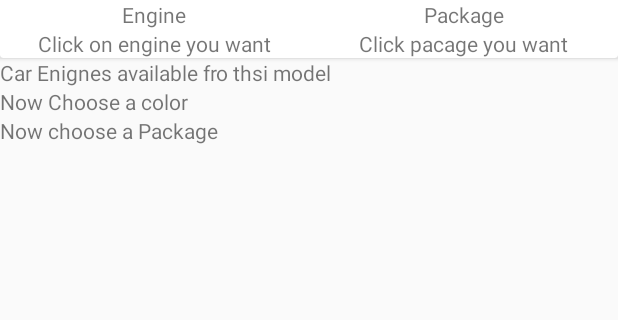
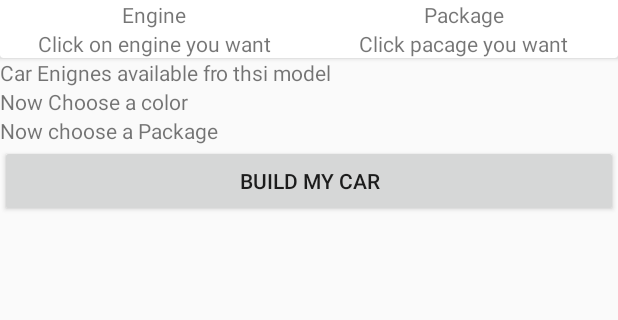
Before and after one commit to Jesusfi/Toyota, an Android app: the layout activity_car_specifics.xml on its own in the app's theme, with its tools: preview values and no code run, on a phone screen of 412 x 824 dp, the part 150-470 px from its top. Run offline under Robolectric (Android 15) with nearby library versions, the phone set to English and light mode, and no system bars.

Commit message:
car build finshed now get databae

```diff
--- a/app/src/main/java/com/example/jesusizquierdo/toyota/classes/Car.java
+++ b/app/src/main/java/com/example/jesusizquierdo/toyota/classes/Car.java
@@ -7,11 +7,11 @@ package com.example.jesusizquierdo.toyota.classes;
 public class Car {
     String model;
     String configuration ;
-    String color;
+    int color;
     String carPackage;
 
 
-    public Car(String model, String configuration, String color, String carPackage) {
+    public Car(String model, String configuration, int color, String carPackage) {
         this.model = model;
         this.configuration = configuration;
         this.color = color;
@@ -26,7 +26,7 @@ public class Car {
         return configuration;
     }
 
-    public String getColor() {
+    public int getColor() {
         return color;
     }
 
--- a/app/src/main/res/layout/activity_car_specifics.xml
+++ b/app/src/main/res/layout/activity_car_specifics.xml
@@ -91,6 +91,12 @@
         android:id="@+id/rv_for_package"
         android:layout_width="match_parent"
         android:layout_height="wrap_content"/>
+    <Button
+        android:layout_width="match_parent"
+        android:layout_height="wrap_content"
+        android:text="Build my car"
+        android:id="@+id/btn_finish_build"/>
+
 
 </LinearLayout>
 </ScrollView>
```
Also changed, not shown: app/src/main/java/com/example/jesusizquierdo/toyota/CarSpecificsActivity.java (+33 -2 lines).
